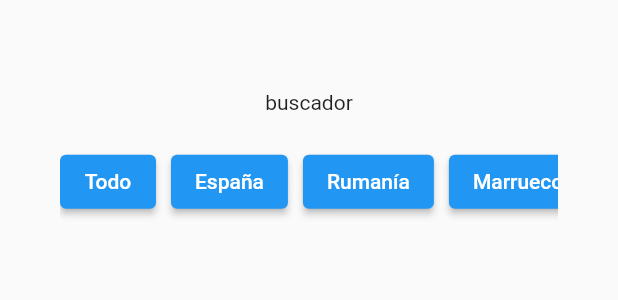
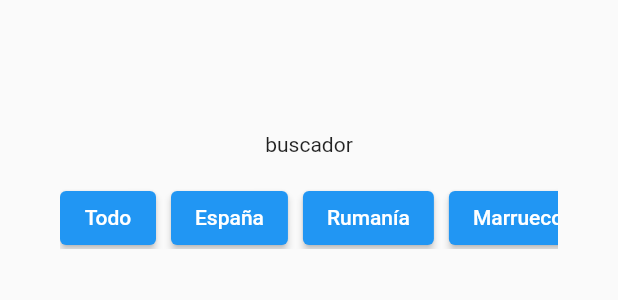
Before and after one commit to IBarC/Hambrout, a Flutter app: the CasaWidget widget shown alone on an empty page, opened directly, on a phone screen of 412 x 824 dp. Shown: the top 300 px of the screen. Run offline on Flutter 3.47's test engine with Material 2 defaults, Android fonts, the phone set to English and light mode, and no system bars; our stand-ins replace cloud_firestore, firebase_core; accounts and stored records are empty.

Commit message:
Inicio de organización de casa

```diff
--- a/lib/paginas/casa.dart
+++ b/lib/paginas/casa.dart
@@ -16,7 +16,7 @@ final ConexionDatos conexionDatos = ConexionDatos();
 
 
 
-class _Casa extends State<CasaWidget>{
+class _Casa extends State<CasaWidget> with SingleTickerProviderStateMixin {
 
   late List<ElevatedButton> _botones = [];
 
@@ -42,8 +42,9 @@ class _Casa extends State<CasaWidget>{
 
     Size media = MediaQuery.of(context).size;
 
-    return
-        ListView(
+    return Padding(
+        padding: EdgeInsets.only(top: media.height/30),
+        child: ListView(
           //shrinkWrap: true,
             padding: const EdgeInsets.all(40),
             scrollDirection: Axis.vertical,
@@ -56,11 +57,8 @@ class _Casa extends State<CasaWidget>{
                 ],
               ),
               formatosDisenio.separacionNormal(context),
-            Wrap(
-
-            ),
               Container(
-              height: 80,
+                height: media.height/20,
                 child: ListView.builder(
                   itemCount: _botones.length,
                   shrinkWrap: true,
@@ -68,8 +66,8 @@ class _Casa extends State<CasaWidget>{
                   itemBuilder: (context, index){
                     return Row(
                       children: [
-                      Column(
-                        children: [_botones[index]],
+                        Container(
+                          child: _botones[index],
                         ),
                         const SizedBox(width: 10,)
                       ],
@@ -77,7 +75,7 @@ class _Casa extends State<CasaWidget>{
                   },
                 ),
               ),
-            formatosDisenio.separacionNormal(context),
+              //const SizedBox(width: 10,),
               FutureBuilder(
                   future: cambiarRecetas(),//esta es la funcion que tiene que devolver la lista necesaria de datos
                   builder: ((context, snapshot){
@@ -88,7 +86,37 @@ class _Casa extends State<CasaWidget>{
                           itemBuilder: (context, index){
                             //TIENE QUE LLAMAR A UNA FUNCION QUE CONSTRUYA LOS DATOS
                             //DEPENDIENDO DE QUE BOTON SE PULSA
-                                  return Center(child: Text(snapshot.data?[index]['nombre']),);
+                            return GestureDetector(
+                                onTap: (){
+                                  //Lleva a la página donde muestra las recetas indvididuales
+                                },
+                                child: Padding(
+                                    padding: EdgeInsets.only(bottom: media.height/30),
+                                    child: Container(
+                                      decoration: BoxDecoration(color: Colors.cyanAccent),
+                                      child: Column(
+                                        children: [
+                                          Row(children: [Text('Imagen')],),
+                                          Row(
+                                            mainAxisAlignment: MainAxisAlignment.spaceBetween,
+                                            children: [
+                                              Column(
+                                                children: [
+                                                  Row(children: [Text(snapshot.data?[index]['nombre'])],),
+                                                  Row(children: [Text(snapshot.data?[index]['origen'] +" · "+ snapshot.data?[index]['tipo'])],),
+                                                  Row(children: [Text("${snapshot.data?[index]['npersonas'].toString()} personas · ${snapshot.data?[index]['dificultad']}")],),
+                                                ],
+                                              ),
+                                              Column(
+                                                children: [IconButton(onPressed:(){},icon: Icon(Icons.star_border_purple500_sharp),)],
+                                              )
+                                            ],
+                                          ),
+                                        ],
+                                      )
+                                    ),
+                                ),
+                            );
                           });
                     } else {
                       return const Center(
@@ -99,6 +127,7 @@ class _Casa extends State<CasaWidget>{
 
               )
             ]
+        ),
     );
   }
 
@@ -106,7 +135,6 @@ class _Casa extends State<CasaWidget>{
 
   Future<List?>? cambiarRecetas()async {
     recetas = await conexionDatos.buscarRecetas();
-    print('------------------\n$recetas');
     if(btnPulsado=='todo'){
       return recetas;
     }
--- a/lib/utils/formatos_disenio.dart
+++ b/lib/utils/formatos_disenio.dart
@@ -16,6 +16,6 @@ class FormatosDisenio{
   }
 
   SizedBox separacionPequenia(BuildContext context){
-    return SizedBox(height: MediaQuery.of(context).size.width/20);
+    return SizedBox(height: MediaQuery.of(context).size.width/35);
   }
 }
--- a/lib/utils/formularios.dart
+++ b/lib/utils/formularios.dart
@@ -44,7 +44,6 @@ class FormularioLogIn extends StatelessWidget {
                 return const AppPrincipalWidget();
               }),
             );
-
           }
         },
         child: const Text('Iniciar sesión'),
```
Also changed, not shown: lib/paginas/receta.dart (renamed from lib/utils/botones.dart). Lines whose indentation alone changed are shown as unchanged.
